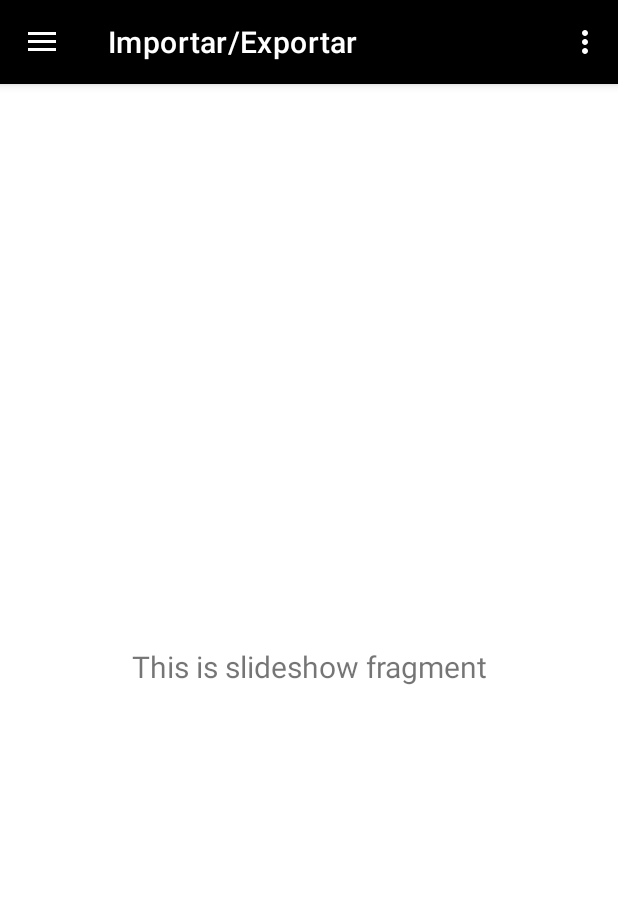
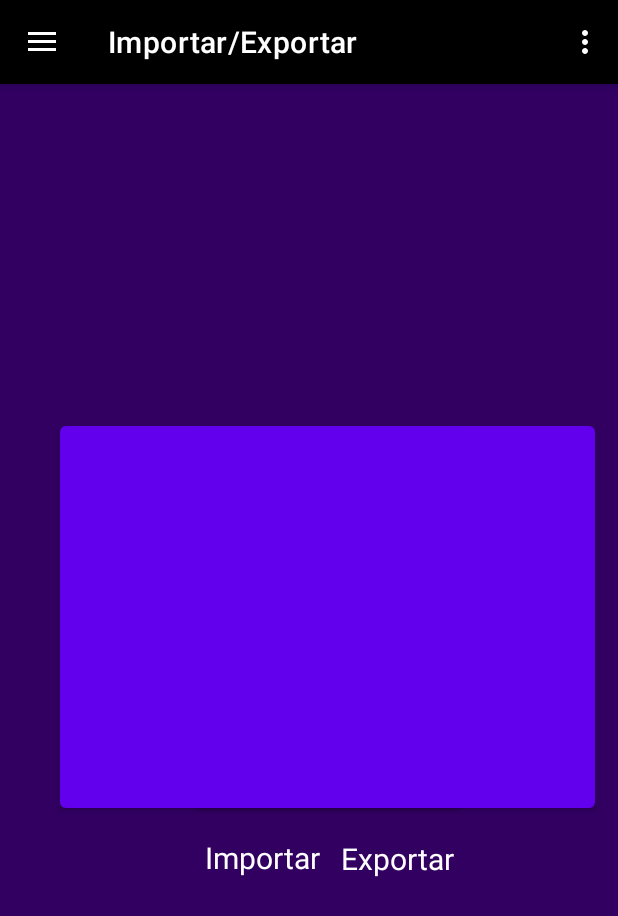
Before and after one commit to Yibaya/TFGFrutosGibaja, an Android app: the screen it shows after launch (MainActivity), in the side drawer, after a tap on "Importar/Exportar", on a phone screen of 412 x 824 dp. Shown: the top 916 px of the screen. Run offline under Robolectric (Android 15) with nearby library versions, the phone set to English and light mode, and no system bars; our stand-ins replace navigation-ui.

```diff
--- a/app/src/main/java/com/example/tfg_frutosgibaja/ui/slideshow/SlideshowFragment.java
+++ b/app/src/main/java/com/example/tfg_frutosgibaja/ui/slideshow/SlideshowFragment.java
@@ -24,8 +24,6 @@ public class SlideshowFragment extends Fragment {
         binding = FragmentSlideshowBinding.inflate(inflater, container, false);
         View root = binding.getRoot();
 
-        final TextView textView = binding.textSlideshow;
-        slideshowViewModel.getText().observe(getViewLifecycleOwner(), textView::setText);
         return root;
     }
 
--- a/app/src/main/res/layout/fragment_gallery.xml
+++ b/app/src/main/res/layout/fragment_gallery.xml
@@ -9,16 +9,26 @@
 
     <Button
         android:id="@+id/btnAdd"
-        android:layout_width="50dip"
-        android:layout_height="58dip"
-        android:layout_marginTop="-5dp"
-        android:layout_marginEnd="0dp"
+        android:layout_width="395dp"
+        android:layout_height="63dp"
+        android:backgroundTint="@color/black"
+        android:onClick="clickAdd"
+        android:text="+"
+        android:textColor="@color/white"
+        android:textSize="25dp"
+        app:layout_constraintBottom_toBottomOf="parent"
         app:layout_constraintEnd_toEndOf="parent"
+        app:layout_constraintStart_toStartOf="parent"
         app:layout_constraintTop_toTopOf="parent"
-        android:text="+"
-        android:textSize="25dp"
-        android:backgroundTint="@color/black"
-        android:textColor="@color/white"
-        android:onClick="clickAdd"/>
+        app:layout_constraintVertical_bias="1.0" />
+
+    <ListView
+        android:id="@+id/listViewTodosLosJuegos"
+        android:layout_width="match_parent"
+        android:layout_height="675sp"
+        app:layout_constraintBottom_toTopOf="@+id/btnAdd"
+        app:layout_constraintEnd_toEndOf="parent"
+        app:layout_constraintStart_toStartOf="parent"
+        app:layout_constraintTop_toTopOf="parent" />
 
 </androidx.constraintlayout.widget.ConstraintLayout>
--- a/app/src/main/res/layout/fragment_slideshow.xml
+++ b/app/src/main/res/layout/fragment_slideshow.xml
@@ -4,19 +4,62 @@
     xmlns:tools="http://schemas.android.com/tools"
     android:layout_width="match_parent"
     android:layout_height="match_parent"
-    tools:context=".ui.slideshow.SlideshowFragment">
+    tools:context=".ui.slideshow.SlideshowFragment"
+    android:background="@color/moradoOscuro">
+
+    <Button
+        android:id="@+id/btnImportar"
+        android:layout_width="400px"
+        android:layout_height="400px"
+        android:layout_marginStart="40dp"
+        app:layout_constraintBottom_toBottomOf="parent"
+        app:layout_constraintStart_toStartOf="parent"
+        app:layout_constraintTop_toTopOf="parent"
+        app:layout_constraintVertical_bias="0.443"
+        android:onClick="clickImportar"/>
+
+    <Button
+        android:id="@+id/btnExportar"
+        android:layout_width="400px"
+        android:layout_height="400px"
+        android:layout_marginStart="52dp"
+        android:onClick="clickExportar"
+        app:layout_constraintBottom_toBottomOf="parent"
+        app:layout_constraintEnd_toEndOf="parent"
+        app:layout_constraintHorizontal_bias="0.835"
+        app:layout_constraintStart_toStartOf="parent"
+        app:layout_constraintTop_toTopOf="parent"
+        app:layout_constraintVertical_bias="0.443" />
 
     <TextView
-        android:id="@+id/text_slideshow"
-        android:layout_width="match_parent"
-        android:layout_height="wrap_content"
-        android:layout_marginStart="8dp"
-        android:layout_marginTop="8dp"
-        android:layout_marginEnd="8dp"
+        android:id="@+id/textImportar"
+        android:layout_width="115dp"
+        android:layout_height="54dp"
+        android:text="Importar"
         android:textAlignment="center"
-        android:textSize="20sp"
+        android:textSize="20dp"
+        android:textColor="@color/white"
         app:layout_constraintBottom_toBottomOf="parent"
-        app:layout_constraintEnd_toEndOf="parent"
-        app:layout_constraintStart_toStartOf="parent"
-        app:layout_constraintTop_toTopOf="parent" />
+        app:layout_constraintEnd_toEndOf="@+id/btnImportar"
+        app:layout_constraintHorizontal_bias="0.513"
+        app:layout_constraintStart_toStartOf="@+id/btnImportar"
+        app:layout_constraintTop_toBottomOf="@+id/btnImportar"
+        app:layout_constraintVertical_bias="0.059" />
+
+    <TextView
+        android:id="@+id/textExportar"
+        android:layout_width="115dp"
+        android:layout_height="54dp"
+        android:text="Exportar"
+        android:textAlignment="center"
+        android:textColor="@color/white"
+        android:textSize="20dp"
+        app:layout_constraintBottom_toBottomOf="parent"
+        app:layout_constraintEnd_toEndOf="@+id/btnExportar"
+        app:layout_constraintHorizontal_bias="0.513"
+        app:layout_constraintStart_toStartOf="@+id/btnExportar"
+        app:layout_constraintTop_toBottomOf="@+id/btnExportar"
+        app:layout_constraintVertical_bias="0.063" />
+
+
 </androidx.constraintlayout.widget.ConstraintLayout>
```
